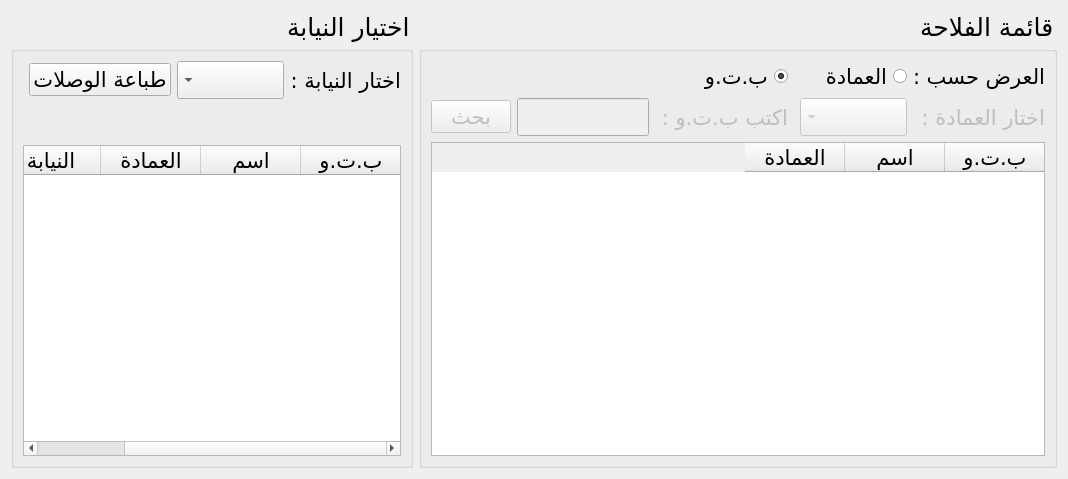
Before: the Qt Designer form UI/distribution.ui in anwer25/Administration_agricole, drawn with Qt 5.
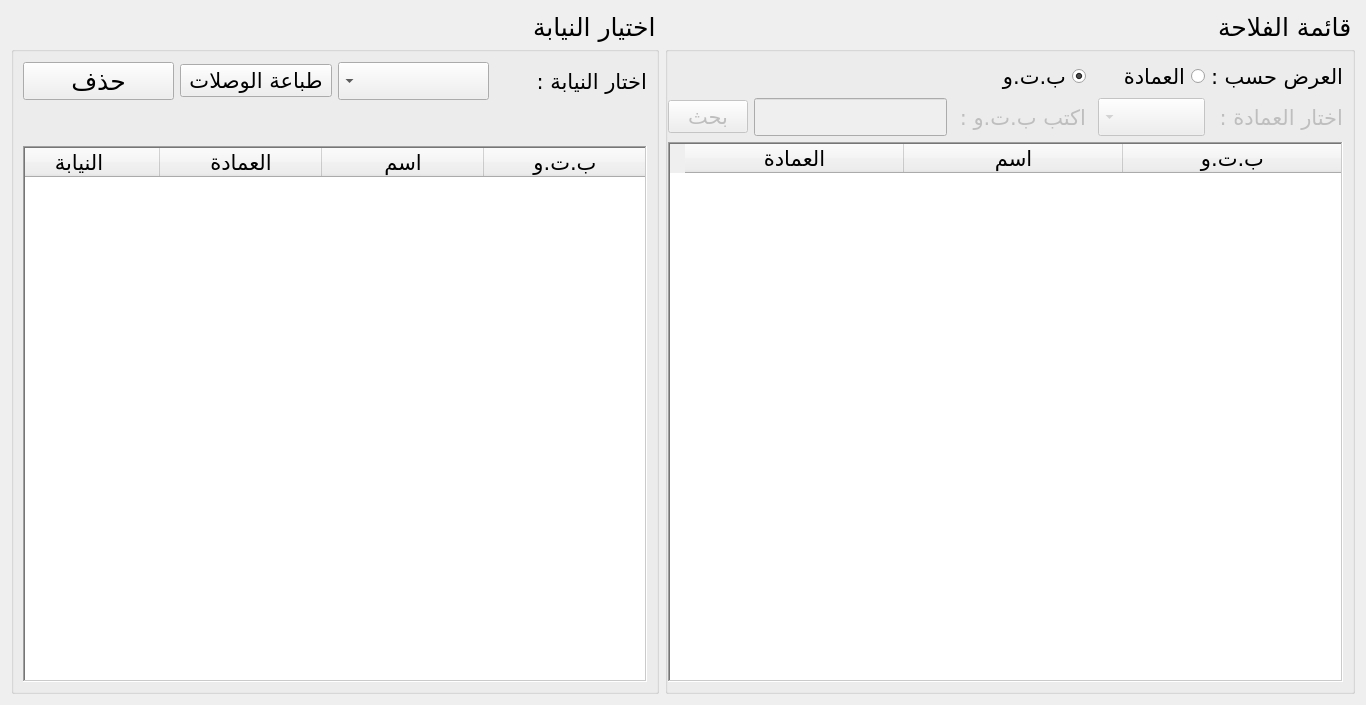
After: the same form once the commit is applied.

```diff
--- a/UI/distribution.ui
+++ b/UI/distribution.ui
@@ -6,8 +6,8 @@
    <rect>
     <x>0</x>
     <y>0</y>
-    <width>1068</width>
-    <height>479</height>
+    <width>1366</width>
+    <height>705</height>
    </rect>
   </property>
   <property name="font">
@@ -33,6 +33,12 @@
       <string>قائمة الفلاحة</string>
      </property>
      <layout class="QGridLayout" name="gridLayout_2">
+      <property name="leftMargin">
+       <number>0</number>
+      </property>
+      <property name="rightMargin">
+       <number>9</number>
+      </property>
       <item row="0" column="0">
        <widget class="QLabel" name="label">
         <property name="font">
@@ -45,126 +51,8 @@
         </property>
        </widget>
       </item>
-      <item row="2" column="0" colspan="8">
-       <widget class="QTableWidget" name="tableWidget">
-        <property name="font">
-         <font>
-          <family>Arabic Typesetting</family>
-          <pointsize>16</pointsize>
-         </font>
-        </property>
-        <property name="locale">
-         <locale language="Arabic" country="Tunisia"/>
-        </property>
-        <property name="dragDropMode">
-         <enum>QAbstractItemView::DragOnly</enum>
-        </property>
-        <property name="defaultDropAction">
-         <enum>Qt::CopyAction</enum>
-        </property>
-        <column>
-         <property name="text">
-          <string>ب.ت.و</string>
-         </property>
-        </column>
-        <column>
-         <property name="text">
-          <string>اسم</string>
-         </property>
-        </column>
-        <column>
-         <property name="text">
-          <string>العمادة</string>
-         </property>
-        </column>
-       </widget>
-      </item>
-      <item row="1" column="7">
-       <widget class="QPushButton" name="pushButton">
-        <property name="enabled">
-         <bool>false</bool>
-        </property>
-        <property name="font">
-         <font>
-          <pointsize>16</pointsize>
-         </font>
-        </property>
-        <property name="text">
-         <string>بحث</string>
-        </property>
-       </widget>
-      </item>
-      <item row="1" column="0">
-       <widget class="QLabel" name="label_3">
-        <property name="enabled">
-         <bool>false</bool>
-        </property>
-        <property name="font">
-         <font>
-          <pointsize>16</pointsize>
-         </font>
-        </property>
-        <property name="locale">
-         <locale language="Arabic" country="Tunisia"/>
-        </property>
-        <property name="text">
-         <string>اختار العمادة :</string>
-        </property>
-       </widget>
-      </item>
-      <item row="1" column="1">
-       <widget class="QComboBox" name="comboBox">
-        <property name="enabled">
-         <bool>false</bool>
-        </property>
-        <property name="font">
-         <font>
-          <pointsize>16</pointsize>
-         </font>
-        </property>
-        <property name="locale">
-         <locale language="Arabic" country="Tunisia"/>
-        </property>
-       </widget>
-      </item>
-      <item row="1" column="3">
-       <widget class="QLabel" name="label_2">
-        <property name="enabled">
-         <bool>false</bool>
-        </property>
-        <property name="font">
-         <font>
-          <pointsize>16</pointsize>
-         </font>
-        </property>
-        <property name="locale">
-         <locale language="Arabic" country="Tunisia"/>
-        </property>
-        <property name="text">
-         <string>اكتب ب.ت.و :</string>
-        </property>
-       </widget>
-      </item>
-      <item row="0" column="1">
-       <widget class="QRadioButton" name="radioButton_2">
-        <property name="font">
-         <font>
-          <pointsize>16</pointsize>
-         </font>
-        </property>
-        <property name="locale">
-         <locale language="Arabic" country="Tunisia"/>
-        </property>
-        <property name="text">
-         <string>العمادة</string>
-        </property>
-        <property name="autoRepeat">
-         <bool>true</bool>
-        </property>
-       </widget>
-      </item>
       <item row="0" column="3">
-       <widget class="QRadioButton" name="radioButton">
+       <widget class="QRadioButton" name="displayByCIN">
         <property name="font">
          <font>
           <pointsize>16</pointsize>
@@ -188,7 +76,7 @@
        </widget>
       </item>
       <item row="1" column="5" colspan="2">
-       <widget class="QLineEdit" name="lineEdit">
+       <widget class="QLineEdit" name="searsh">
         <property name="enabled">
          <bool>false</bool>
         </property>
@@ -202,6 +90,184 @@
         </property>
        </widget>
       </item>
+      <item row="1" column="3">
+       <widget class="QLabel" name="label_2">
+        <property name="enabled">
+         <bool>false</bool>
+        </property>
+        <property name="font">
+         <font>
+          <pointsize>16</pointsize>
+         </font>
+        </property>
+        <property name="locale">
+         <locale language="Arabic" country="Tunisia"/>
+        </property>
+        <property name="text">
+         <string>اكتب ب.ت.و :</string>
+        </property>
+       </widget>
+      </item>
+      <item row="0" column="1">
+       <widget class="QRadioButton" name="displayByDeanships">
+        <property name="font">
+         <font>
+          <pointsize>16</pointsize>
+         </font>
+        </property>
+        <property name="locale">
+         <locale language="Arabic" country="Tunisia"/>
+        </property>
+        <property name="text">
+         <string>العمادة</string>
+        </property>
+        <property name="autoRepeat">
+         <bool>true</bool>
+        </property>
+       </widget>
+      </item>
+      <item row="1" column="0">
+       <widget class="QLabel" name="label_3">
+        <property name="enabled">
+         <bool>false</bool>
+        </property>
+        <property name="font">
+         <font>
+          <pointsize>16</pointsize>
+         </font>
+        </property>
+        <property name="locale">
+         <locale language="Arabic" country="Tunisia"/>
+        </property>
+        <property name="text">
+         <string>اختار العمادة :</string>
+        </property>
+       </widget>
+      </item>
+      <item row="1" column="7">
+       <widget class="QPushButton" name="searshButton">
+        <property name="enabled">
+         <bool>false</bool>
+        </property>
+        <property name="font">
+         <font>
+          <pointsize>16</pointsize>
+         </font>
+        </property>
+        <property name="text">
+         <string>بحث</string>
+        </property>
+       </widget>
+      </item>
+      <item row="1" column="1">
+       <widget class="QComboBox" name="deanships">
+        <property name="enabled">
+         <bool>false</bool>
+        </property>
+        <property name="font">
+         <font>
+          <pointsize>16</pointsize>
+         </font>
+        </property>
+        <property name="locale">
+         <locale language="Arabic" country="Tunisia"/>
+        </property>
+       </widget>
+      </item>
+      <item row="2" column="0" colspan="8">
+       <widget class="QTableWidget" name="farmersListTable">
+        <property name="font">
+         <font>
+          <family>Arabic Typesetting</family>
+          <pointsize>16</pointsize>
+         </font>
+        </property>
+        <property name="locale">
+         <locale language="Arabic" country="Tunisia"/>
+        </property>
+        <property name="frameShape">
+         <enum>QFrame::WinPanel</enum>
+        </property>
+        <property name="lineWidth">
+         <number>12</number>
+        </property>
+        <property name="midLineWidth">
+         <number>6</number>
+        </property>
+        <property name="verticalScrollBarPolicy">
+         <enum>Qt::ScrollBarAlwaysOff</enum>
+        </property>
+        <property name="horizontalScrollBarPolicy">
+         <enum>Qt::ScrollBarAlwaysOff</enum>
+        </property>
+        <property name="editTriggers">
+         <set>QAbstractItemView::NoEditTriggers</set>
+        </property>
+        <property name="tabKeyNavigation">
+         <bool>false</bool>
+        </property>
+        <property name="showDropIndicator" stdset="0">
+         <bool>false</bool>
+        </property>
+        <property name="dragEnabled">
+         <bool>true</bool>
+        </property>
+        <property name="dragDropOverwriteMode">
+         <bool>false</bool>
+        </property>
+        <property name="dragDropMode">
+         <enum>QAbstractItemView::DragDrop</enum>
+        </property>
+        <property name="defaultDropAction">
+         <enum>Qt::CopyAction</enum>
+        </property>
+        <property name="alternatingRowColors">
+         <bool>true</bool>
+        </property>
+        <property name="selectionMode">
+         <enum>QAbstractItemView::SingleSelection</enum>
+        </property>
+        <property name="selectionBehavior">
+         <enum>QAbstractItemView::SelectRows</enum>
+        </property>
+        <property name="textElideMode">
+         <enum>Qt::ElideMiddle</enum>
+        </property>
+        <property name="sortingEnabled">
+         <bool>true</bool>
+        </property>
+        <property name="cornerButtonEnabled">
+         <bool>true</bool>
+        </property>
+        <property name="columnCount">
+         <number>3</number>
+        </property>
+        <attribute name="horizontalHeaderVisible">
+         <bool>true</bool>
+        </attribute>
+        <attribute name="horizontalHeaderDefaultSectionSize">
+         <number>219</number>
+        </attribute>
+        <attribute name="horizontalHeaderHighlightSections">
+         <bool>false</bool>
+        </attribute>
+        <column>
+         <property name="text">
+          <string>ب.ت.و</string>
+         </property>
+        </column>
+        <column>
+         <property name="text">
+          <string>اسم</string>
+         </property>
+        </column>
+        <column>
+         <property name="text">
+          <string>العمادة</string>
+         </property>
+        </column>
+       </widget>
+      </item>
      </layout>
     </widget>
    </item>
@@ -216,25 +282,24 @@
       <string>اختيار النيابة</string>
      </property>
      <layout class="QGridLayout" name="gridLayout">
+      <property name="topMargin">
+       <number>10</number>
+      </property>
+      <property name="horizontalSpacing">
+       <number>6</number>
+      </property>
       <item row="2" column="0">
        <layout class="QVBoxLayout" name="verticalLayout">
         <property name="spacing">
-         <number>6</number>
+         <number>1</number>
         </property>
         <property name="bottomMargin">
          <number>0</number>
         </property>
-        <item>
-         <widget class="QLabel" name="label_5">
-          <property name="text">
-           <string/>
-          </property>
-         </widget>
-        </item>
        </layout>
       </item>
       <item row="3" column="0" colspan="4">
-       <widget class="QTableWidget" name="tableWidget_2">
+       <widget class="QTableWidget" name="printingList">
         <property name="font">
          <font>
           <family>Arabic Typesetting</family>
@@ -244,15 +309,63 @@
         <property name="locale">
          <locale language="Arabic" country="Tunisia"/>
         </property>
+        <property name="frameShape">
+         <enum>QFrame::WinPanel</enum>
+        </property>
+        <property name="verticalScrollBarPolicy">
+         <enum>Qt::ScrollBarAlwaysOff</enum>
+        </property>
+        <property name="horizontalScrollBarPolicy">
+         <enum>Qt::ScrollBarAlwaysOff</enum>
+        </property>
+        <property name="editTriggers">
+         <set>QAbstractItemView::NoEditTriggers</set>
+        </property>
+        <property name="tabKeyNavigation">
+         <bool>false</bool>
+        </property>
+        <property name="showDropIndicator" stdset="0">
+         <bool>false</bool>
+        </property>
+        <property name="dragEnabled">
+         <bool>true</bool>
+        </property>
+        <property name="dragDropOverwriteMode">
+         <bool>false</bool>
+        </property>
         <property name="dragDropMode">
          <enum>QAbstractItemView::DropOnly</enum>
         </property>
+        <property name="defaultDropAction">
+         <enum>Qt::MoveAction</enum>
+        </property>
+        <property name="alternatingRowColors">
+         <bool>true</bool>
+        </property>
         <property name="selectionMode">
-         <enum>QAbstractItemView::MultiSelection</enum>
+         <enum>QAbstractItemView::SingleSelection</enum>
         </property>
         <property name="selectionBehavior">
-         <enum>QAbstractItemView::SelectItems</enum>
+         <enum>QAbstractItemView::SelectRows</enum>
         </property>
+        <property name="textElideMode">
+         <enum>Qt::ElideMiddle</enum>
+        </property>
+        <property name="sortingEnabled">
+         <bool>true</bool>
+        </property>
+        <property name="cornerButtonEnabled">
+         <bool>false</bool>
+        </property>
+        <attribute name="horizontalHeaderDefaultSectionSize">
+         <number>162</number>
+        </attribute>
+        <attribute name="horizontalHeaderHighlightSections">
+         <bool>false</bool>
+        </attribute>
+        <attribute name="horizontalHeaderShowSortIndicator" stdset="0">
+         <bool>false</bool>
+        </attribute>
         <column>
          <property name="text">
           <string>ب.ت.و</string>
@@ -275,18 +388,6 @@
         </column>
        </widget>
       </item>
-      <item row="1" column="1">
-       <widget class="QComboBox" name="comboBox_2">
-        <property name="font">
-         <font>
-          <pointsize>16</pointsize>
-         </font>
-        </property>
-        <property name="locale">
-         <locale language="Arabic" country="Tunisia"/>
-        </property>
-       </widget>
-      </item>
       <item row="0" column="0">
        <layout class="QVBoxLayout" name="verticalLayout_2">
         <property name="bottomMargin">
@@ -294,23 +395,8 @@
         </property>
        </layout>
       </item>
-      <item row="1" column="0">
-       <widget class="QLabel" name="label_4">
-        <property name="font">
-         <font>
-          <pointsize>16</pointsize>
-         </font>
-        </property>
-        <property name="locale">
-         <locale language="Arabic" country="Tunisia"/>
-        </property>
-        <property name="text">
-         <string>اختار النيابة :</string>
-        </property>
-       </widget>
-      </item>
       <item row="1" column="2">
-       <widget class="QPushButton" name="pushButton_2">
+       <widget class="QPushButton" name="print">
         <property name="font">
          <font>
           <pointsize>16</pointsize>
@@ -324,6 +410,47 @@
         </property>
        </widget>
       </item>
+      <item row="1" column="0">
+       <widget class="QLabel" name="label_4">
+        <property name="font">
+         <font>
+          <pointsize>16</pointsize>
+         </font>
+        </property>
+        <property name="locale">
+         <locale language="Arabic" country="Tunisia"/>
+        </property>
+        <property name="text">
+         <string>اختار النيابة :</string>
+        </property>
+       </widget>
+      </item>
+      <item row="1" column="1">
+       <widget class="QComboBox" name="prosecutionOffices">
+        <property name="font">
+         <font>
+          <pointsize>16</pointsize>
+         </font>
+        </property>
+        <property name="locale">
+         <locale language="Arabic" country="Tunisia"/>
+        </property>
+       </widget>
+      </item>
+      <item row="2" column="1">
+       <widget class="QLabel" name="label_5">
+        <property name="text">
+         <string/>
+        </property>
+       </widget>
+      </item>
+      <item row="1" column="3">
+       <widget class="QPushButton" name="remove">
+        <property name="text">
+         <string>حذف</string>
+        </property>
+       </widget>
+      </item>
      </layout>
     </widget>
    </item>
```
